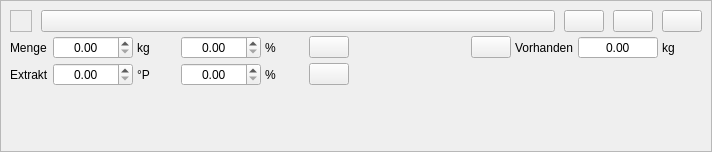
Before: the Qt Designer form kleiner-brauhelfer/widgets/wdgmalzgabe.ui in kleiner-brauhelfer/kleiner-brauhelfer-2, drawn with Qt 5.
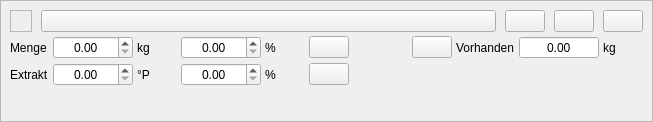
After: the same form once the commit is applied. Icons and pictures are not drawn. Custom widgets are drawn as their Qt base class.

Diff of the .ui file:
```diff
--- a/kleiner-brauhelfer/widgets/wdgmalzgabe.ui
+++ b/kleiner-brauhelfer/widgets/wdgmalzgabe.ui
@@ -6,8 +6,8 @@
    <rect>
     <x>0</x>
     <y>0</y>
-    <width>712</width>
-    <height>152</height>
+    <width>653</width>
+    <height>122</height>
    </rect>
   </property>
   <property name="sizePolicy">
```
